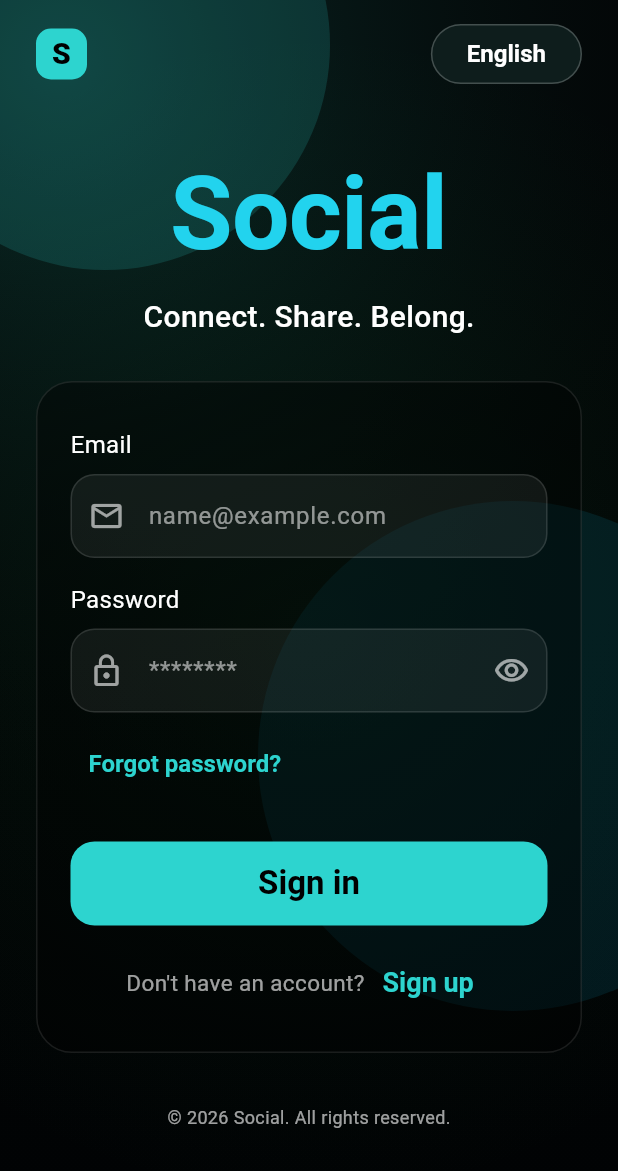
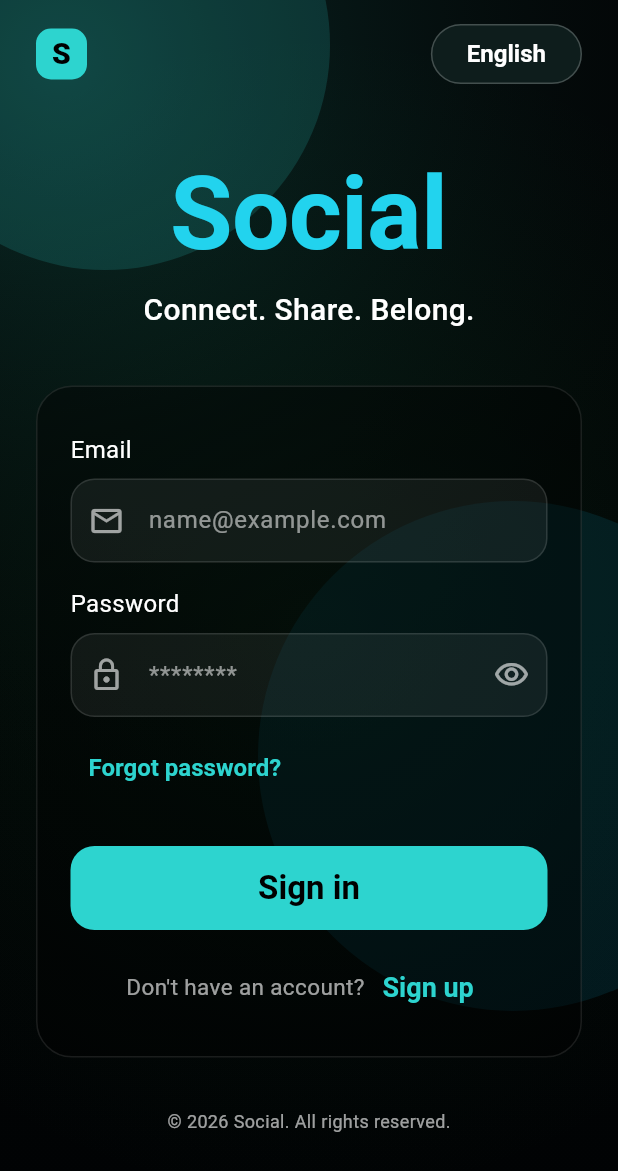
Before and after one commit to robertfrost74/not-alone, a Flutter app: the screen it shows after launch, on a phone screen of 412 x 824 dp. Shown: the top 1171 px of the screen. Run offline on Flutter 3.47's test engine with Material 3 defaults, Android fonts, the phone set to English and light mode, and no system bars; our stand-ins replace google_fonts, supabase_flutter; accounts and stored records are empty.

Commit message:
Tighten hero spacing on welcome screen

```diff
--- a/lib/screens/welcome_screen.dart
+++ b/lib/screens/welcome_screen.dart
@@ -344,7 +344,7 @@ class _WelcomeScreenState extends State<WelcomeScreen> {
                       letterSpacing: -0.6,
                     ),
                   ),
-                  const SizedBox(height: 6),
+                  const SizedBox(height: 1),
                   Text(
                     _t('Connect. Share. Belong.', 'Connect. Share. Belong.'),
                     style: const TextStyle(
@@ -353,7 +353,7 @@ class _WelcomeScreenState extends State<WelcomeScreen> {
                       fontWeight: FontWeight.w500,
                     ),
                   ),
-                  const SizedBox(height: 28),
+                  const SizedBox(height: 36),
                   Container(
                     width: double.infinity,
                     constraints: const BoxConstraints(maxWidth: 560),
```
